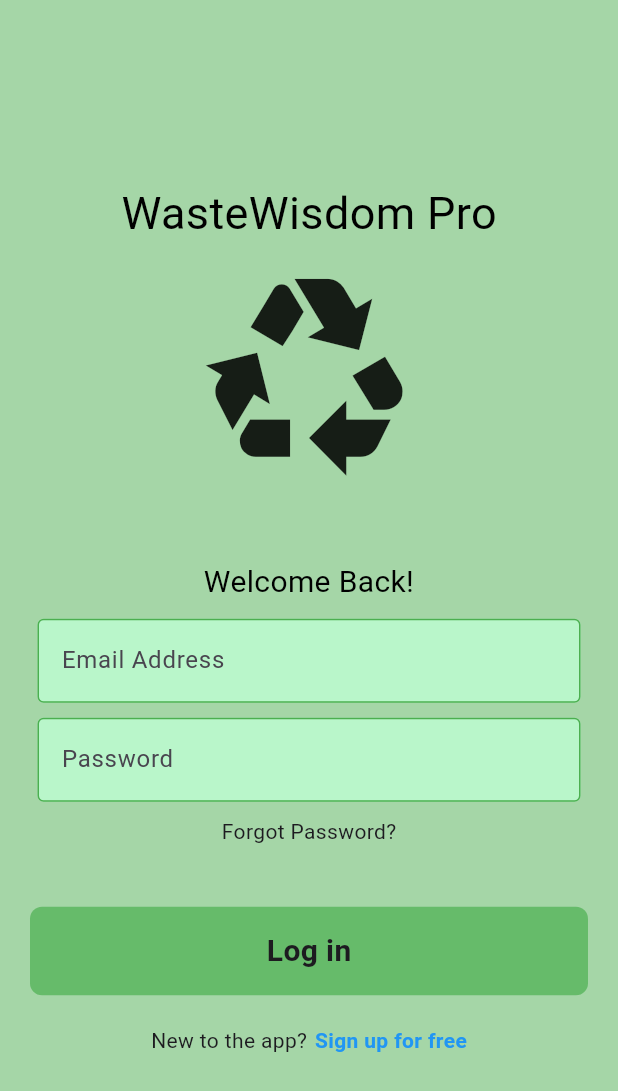
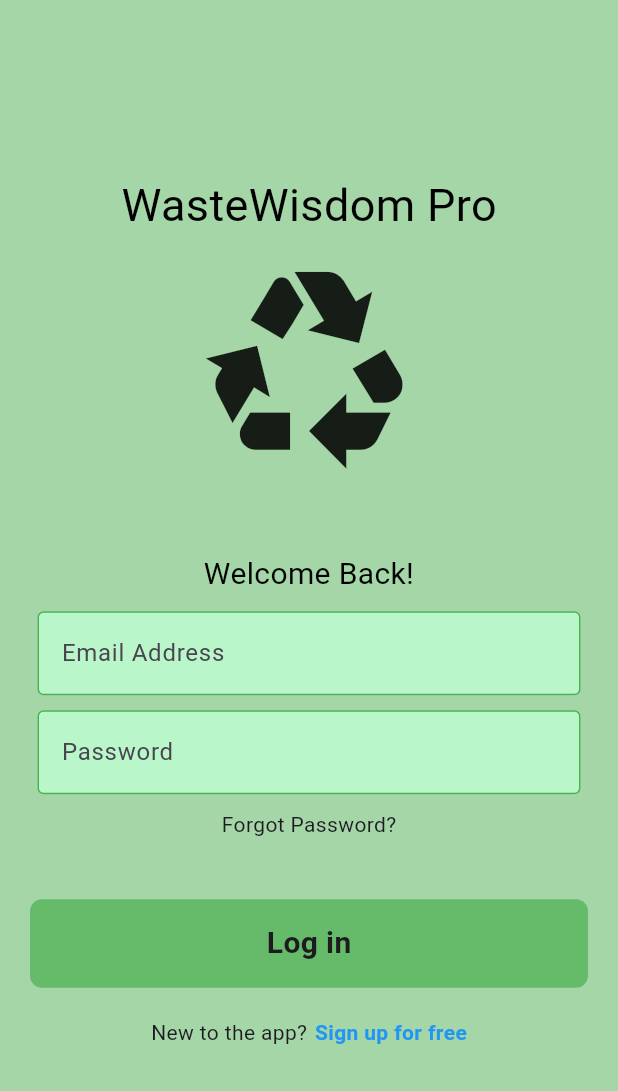
Before and after one commit to avanthaf/sdgp_login, a Flutter app: the screen it shows after launch, on a phone screen of 412 x 824 dp. Shown: the top 1091 px of the screen. Run offline on Flutter 3.47's test engine with Material 3 defaults, Android fonts, the phone set to English and light mode, and no system bars.

Commit message:
box size change

```diff
--- a/lib/login_page.dart
+++ b/lib/login_page.dart
@@ -21,7 +21,7 @@ class LoginPage extends StatelessWidget {
             mainAxisAlignment: MainAxisAlignment.center,
             children: [
               //  Company name, logo and Welcome note
-              const MySizedBox(BoxHeight: 5),
+              const MySizedBox(BoxHeight: 4),
               const Text(
                 "WasteWisdom Pro",
                 style: TextStyle(color: Colors.black, fontSize: 30),
```
